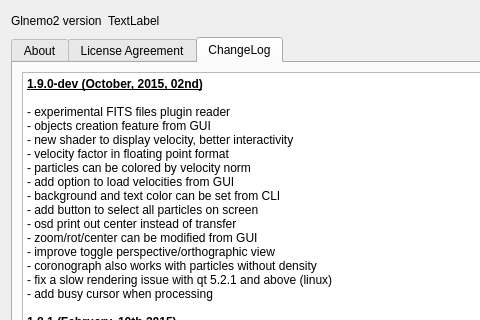
Qt form src/formabout.ui (jcldc/glnemo2) before a commit; both pictures show x 0 to 480 and y 0 to 320 of the 715 by 473 pixel window.
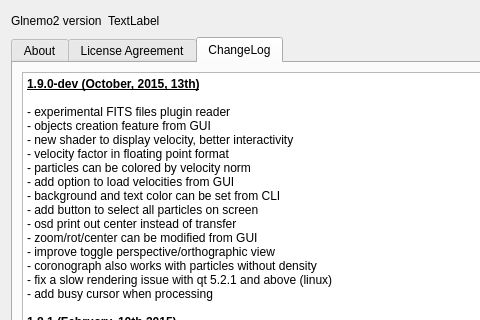
The same form after that commit. Icons and pictures are not drawn.

Patch:
```diff
--- a/src/formabout.ui
+++ b/src/formabout.ui
@@ -1027,7 +1027,7 @@
 &lt;table border=&quot;0&quot; style=&quot;-qt-table-type: root; margin-top:4px; margin-bottom:4px; margin-left:4px; margin-right:4px;&quot;&gt;
 &lt;tr&gt;
 &lt;td style=&quot;border: none;&quot;&gt;
-&lt;p style=&quot; margin-top:0px; margin-bottom:0px; margin-left:0px; margin-right:0px; -qt-block-indent:0; text-indent:0px;&quot;&gt;&lt;span style=&quot; font-weight:600; text-decoration: underline;&quot;&gt;1.9.0-dev (October, 2015, 02nd)&lt;/span&gt;&lt;/p&gt;
+&lt;p style=&quot; margin-top:0px; margin-bottom:0px; margin-left:0px; margin-right:0px; -qt-block-indent:0; text-indent:0px;&quot;&gt;&lt;span style=&quot; font-weight:600; text-decoration: underline;&quot;&gt;1.9.0-dev (October, 2015, 13th)&lt;/span&gt;&lt;/p&gt;
 &lt;p style=&quot;-qt-paragraph-type:empty; margin-top:0px; margin-bottom:0px; margin-left:0px; margin-right:0px; -qt-block-indent:0; text-indent:0px; font-weight:600; text-decoration: underline;&quot;&gt;&lt;br /&gt;&lt;/p&gt;
 &lt;p style=&quot; margin-top:0px; margin-bottom:0px; margin-left:0px; margin-right:0px; -qt-block-indent:0; text-indent:0px;&quot;&gt;- experimental FITS files plugin reader&lt;/p&gt;
 &lt;p style=&quot; margin-top:0px; margin-bottom:0px; margin-left:0px; margin-right:0px; -qt-block-indent:0; text-indent:0px;&quot;&gt;- objects creation feature from GUI&lt;/p&gt;
```
